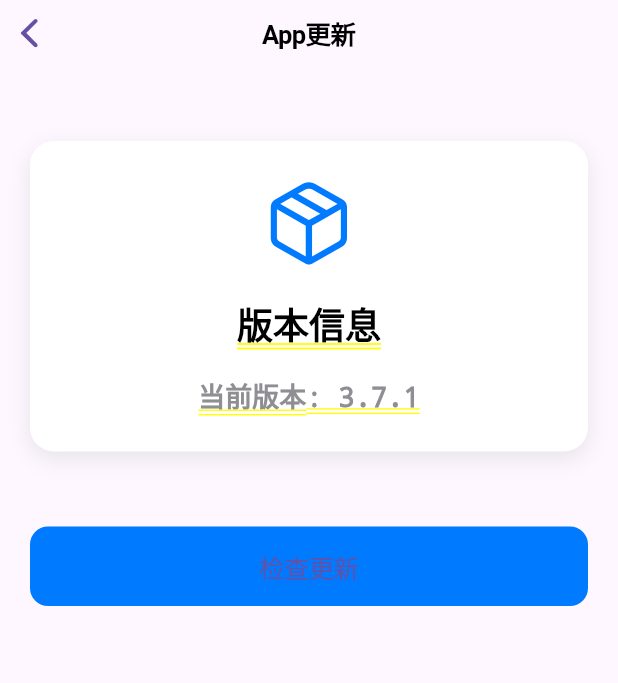
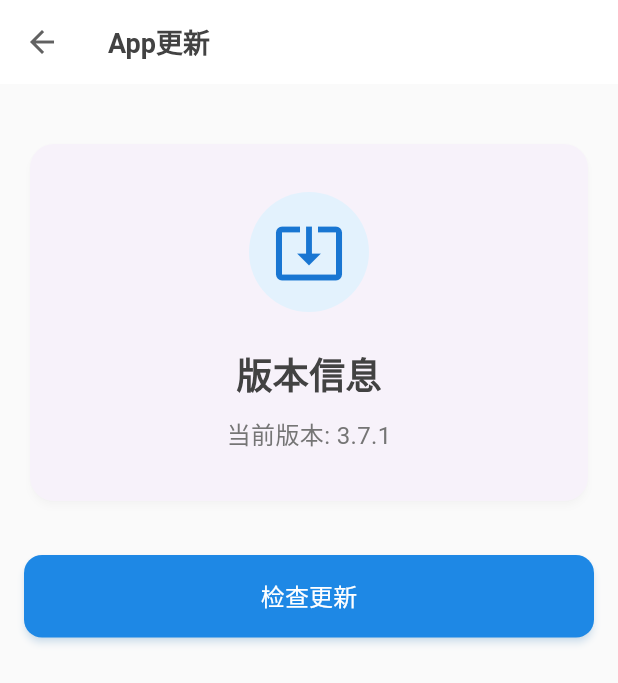
Before and after one commit to lanzeweie/HanHan, a Flutter app: the AppUpdatePage screen opened directly, on a phone screen of 412 x 824 dp. Shown: the top 683 px of the screen. Run offline on Flutter 3.47's test engine with Material 3 defaults, Android fonts, the phone set to English and light mode, and no system bars; our stand-ins replace device_info_plus, flutter_colorpicker, introduction_screen, shared_preferences; accounts and stored records are empty.

Commit message:
统一Material Design风格

```diff
--- a/lib/Function/AppUpdate.dart
+++ b/lib/Function/AppUpdate.dart
@@ -1,5 +1,5 @@
-import 'package:flutter/cupertino.dart';
 import 'package:flutter/material.dart';
+import 'package:flutter/services.dart';
 
 import '../Config/update.dart';
 import 'Function_DanZhu.dart';
@@ -224,10 +224,10 @@ class _AppUpdatePageState extends State<AppUpdatePage> {
             Container(
               padding: const EdgeInsets.all(8),
               decoration: BoxDecoration(
-                color: Colors.orange.withOpacity(0.1),
+                color: Colors.blue.withOpacity(0.1),
                 borderRadius: BorderRadius.circular(8),
               ),
-              child: Icon(icon, color: Colors.orange, size: 20),
+              child: Icon(icon, color: Colors.blue[700], size: 20),
             ),
             const SizedBox(width: 12),
             Expanded(
@@ -251,7 +251,7 @@ class _AppUpdatePageState extends State<AppUpdatePage> {
                 ],
               ),
             ),
-            const Icon(Icons.arrow_forward_ios, size: 16, color: Colors.grey),
+            Icon(Icons.arrow_forward_ios, size: 16, color: Colors.grey[600]),
           ],
         ),
       ),
@@ -308,80 +308,118 @@ class _AppUpdatePageState extends State<AppUpdatePage> {
 
   @override
   Widget build(BuildContext context) {
-    return CupertinoPageScaffold(
-      navigationBar: const CupertinoNavigationBar(
-        middle: Text('App更新'),
+    return Scaffold(
+      backgroundColor: Colors.grey[50],
+      appBar: AppBar(
+        backgroundColor: Colors.white,
+        elevation: 0,
+        title: Text(
+          'App更新',
+          style: TextStyle(
+            color: Colors.grey[800],
+            fontWeight: FontWeight.w600,
+            fontSize: 18,
           ),
-      child: SafeArea(
+        ),
+        iconTheme: IconThemeData(color: Colors.grey[700]),
+        systemOverlayStyle: SystemUiOverlayStyle.dark,
+      ),
+      body: SafeArea(
         child: SingleChildScrollView(
+          padding: const EdgeInsets.all(16.0),
           child: Column(
             mainAxisAlignment: MainAxisAlignment.start,
             crossAxisAlignment: CrossAxisAlignment.stretch,
             children: [
-              const SizedBox(height: 30),
-              Container(
-                margin: const EdgeInsets.all(20.0),
-                padding: const EdgeInsets.all(24.0),
-                decoration: BoxDecoration(
-                  color: CupertinoColors.systemBackground,
+              const SizedBox(height: 20),
+              Card(
+                elevation: 2,
+                shadowColor: Colors.black12,
+                shape: RoundedRectangleBorder(
                   borderRadius: BorderRadius.circular(16),
-                  boxShadow: [
-                    BoxShadow(
-                      color: CupertinoColors.systemGrey.withOpacity(0.2),
-                      blurRadius: 12,
-                      offset: const Offset(0, 5),
                 ),
-                  ],
-                ),
+                child: Padding(
+                  padding: const EdgeInsets.all(32.0),
                   child: Column(
                     children: [
-                    const Icon(
-                      CupertinoIcons.cube_box,
-                      size: 60,
-                      color: CupertinoColors.activeBlue,
+                      Container(
+                        padding: const EdgeInsets.all(16),
+                        decoration: BoxDecoration(
+                          color: Colors.blue[50],
+                          borderRadius: BorderRadius.circular(50),
                         ),
-                    const SizedBox(height: 20),
+                        child: Icon(
+                          Icons.system_update_alt,
+                          size: 48,
+                          color: Colors.blue[700],
+                        ),
+                      ),
+                      const SizedBox(height: 24),
                       GestureDetector(
                         onTap: _onVersionInfoTap,
-                      child: const Text(
+                        child: Text(
                           '版本信息',
                           style: TextStyle(
                             fontSize: 24,
-                          fontWeight: FontWeight.bold,
-                          color: CupertinoColors.black,
+                            fontWeight: FontWeight.w600,
+                            color: Colors.grey[800],
                           ),
                         ),
                       ),
-                    const SizedBox(height: 16),
+                      const SizedBox(height: 12),
                       Text(
                         '当前版本: ${VersionChecker.CURRENT_VERSION}',
-                      style: const TextStyle(
-                        fontSize: 18,
-                        color: CupertinoColors.systemGrey,
+                        style: TextStyle(
+                          fontSize: 16,
+                          color: Colors.grey[600],
                         ),
                       ),
                     ],
                   ),
                 ),
-              const SizedBox(height: 30),
-              Padding(
-                padding: const EdgeInsets.symmetric(horizontal: 20.0),
-                child: CupertinoButton(
-                  color: CupertinoColors.activeBlue,
-                  padding: const EdgeInsets.symmetric(vertical: 14),
+              ),
+              const SizedBox(height: 32),
+              ElevatedButton(
+                style: ElevatedButton.styleFrom(
+                  backgroundColor: Colors.blue[600],
+                  foregroundColor: Colors.white,
+                  padding: const EdgeInsets.symmetric(vertical: 16),
+                  shape: RoundedRectangleBorder(
                     borderRadius: BorderRadius.circular(12),
+                  ),
+                  elevation: 2,
+                  shadowColor: Colors.blue.withOpacity(0.3),
+                ),
                 onPressed: _isChecking ? null : _checkForUpdates,
                 child: _isChecking
                   ? Row(
                       mainAxisAlignment: MainAxisAlignment.center,
                       mainAxisSize: MainAxisSize.min,
-                        children: const [
-                          CupertinoActivityIndicator(color: CupertinoColors.white),
-                          SizedBox(width: 10),
-                          Text('检查中...', style: TextStyle(color: CupertinoColors.white)),
+                      children: [
+                        SizedBox(
+                          width: 20,
+                          height: 20,
+                          child: CircularProgressIndicator(
+                            strokeWidth: 2,
+                            valueColor: AlwaysStoppedAnimation<Color>(Colors.white),
+                          ),
+                        ),
+                        const SizedBox(width: 12),
+                        const Text(
+                          '检查中...',
+                          style: TextStyle(
+                            fontSize: 16,
+                            fontWeight: FontWeight.w500,
+                          ),
+                        ),
                       ],
                     )
-                    : const Text('检查更新', style: TextStyle(fontSize: 17)),
+                  : const Text(
+                      '检查更新',
+                      style: TextStyle(
+                        fontSize: 16,
+                        fontWeight: FontWeight.w500,
+                      ),
                     ),
               ),
             ],
```
Lines whose indentation alone changed are shown as unchanged.
